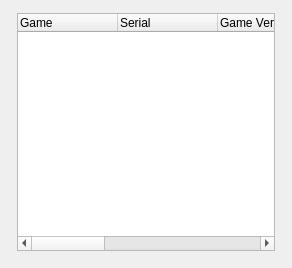
Above: src/launcher/forms/configuration_list_widget.ui from gr33k/KytyPS5 before the change. Below: the same form after it.
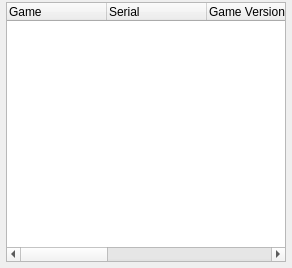
That is the form after the change. Custom widgets are drawn as their Qt base class.

Patch:
```diff
--- a/src/launcher/forms/configuration_list_widget.ui
+++ b/src/launcher/forms/configuration_list_widget.ui
@@ -17,6 +17,18 @@
    <string notr="true"/>
   </property>
   <layout class="QGridLayout" name="gridLayout">
+   <property name="leftMargin">
+    <number>0</number>
+   </property>
+   <property name="topMargin">
+    <number>0</number>
+   </property>
+   <property name="rightMargin">
+    <number>0</number>
+   </property>
+   <property name="bottomMargin">
+    <number>0</number>
+   </property>
    <item row="0" column="0">
     <layout class="QHBoxLayout" name="horizontalLayout_2">
      <property name="leftMargin">
```
